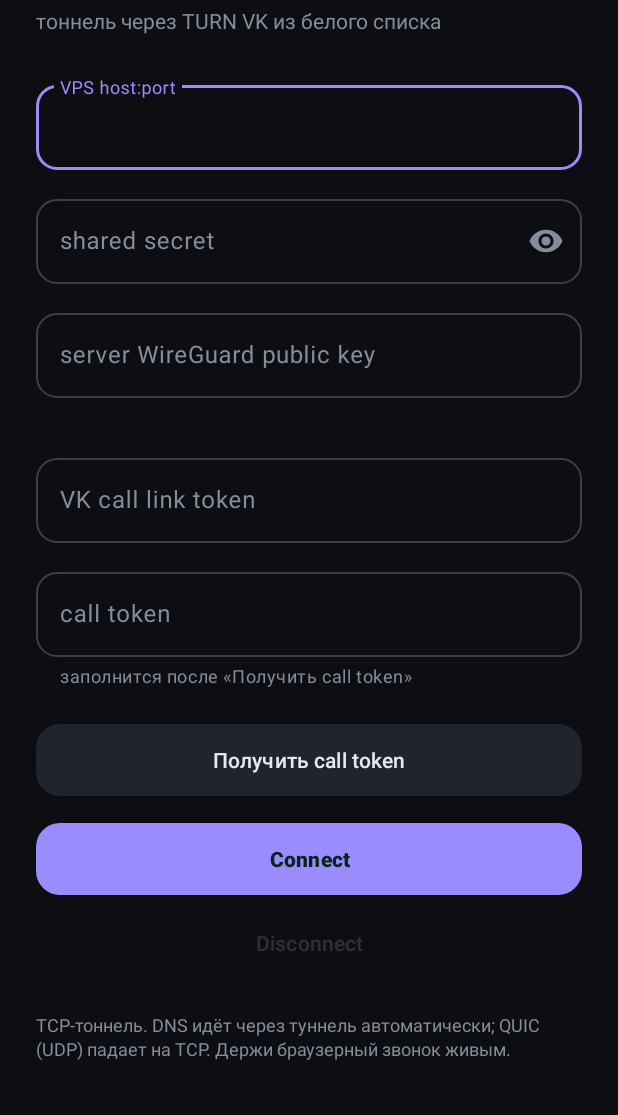
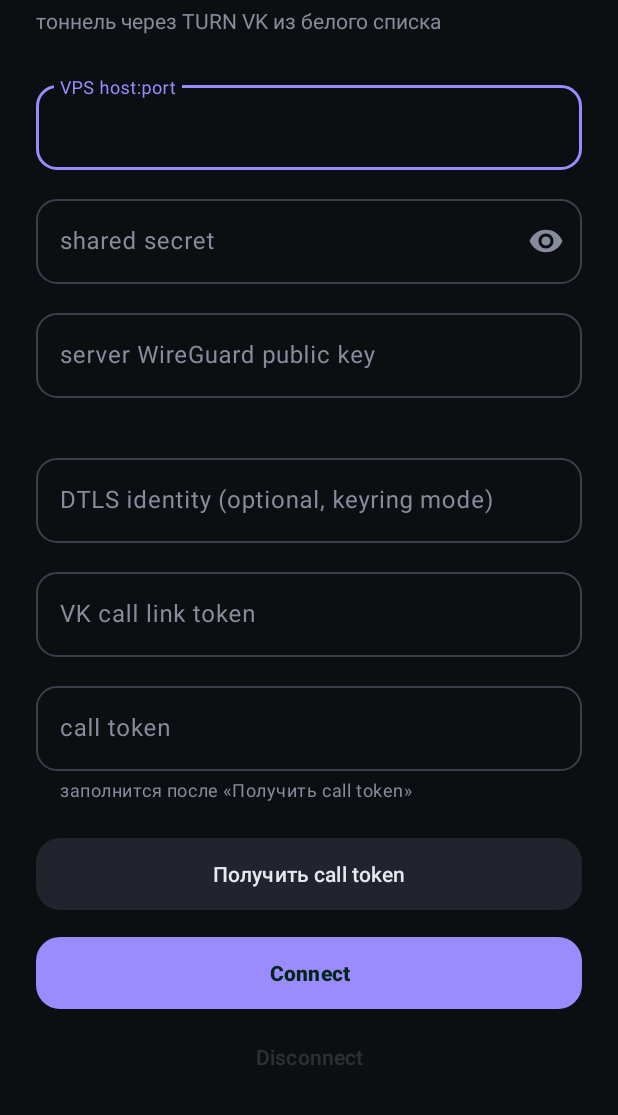
Before and after one commit to pristupaanastasia/turnvpn, an Android app: the screen it shows after launch (MainActivity), on a phone screen of 412 x 824 dp, the part 121-1236 px from its top. Run offline under Robolectric (Android 15) with nearby library versions, the phone set to English and light mode, and no system bars; libraries missing offline, so code that uses them is left out: com.turnvpn.turnvpn; 10 statements that could not run were skipped.

Commit message:
android: per-client DTLS identity (keyring mode)
mobile.Start now takes an identity, passed to carrier.Config.Identity (empty =
single-secret mode). The app gains an optional "DTLS identity" field; for a server
running a per-client keyring, each device presents its own identity. Builds (.aar +
APK); go build/test green.

Co-Authored-By: Claude Opus 4.8 <noreply@anthropic.com>

```diff
--- a/android/app/src/main/java/com/turnvpn/app/MainActivity.kt
+++ b/android/app/src/main/java/com/turnvpn/app/MainActivity.kt
@@ -28,6 +28,7 @@ class MainActivity : AppCompatActivity() {
     private lateinit var link: EditText
     private lateinit var token: EditText
     private lateinit var serverPub: EditText
+    private lateinit var identity: EditText
     private lateinit var devicePubkey: TextView
 
     private lateinit var connectBtn: MaterialButton
@@ -60,6 +61,7 @@ class MainActivity : AppCompatActivity() {
         link = findViewById(R.id.link)
         token = findViewById(R.id.token)
         serverPub = findViewById(R.id.server_pub)
+        identity = findViewById(R.id.identity)
         devicePubkey = findViewById(R.id.device_pubkey)
         connectBtn = findViewById(R.id.connect)
         disconnectBtn = findViewById(R.id.disconnect)
@@ -166,6 +168,7 @@ class MainActivity : AppCompatActivity() {
             .putExtra(TurnvpnService.EXTRA_WGKEY, prefs().getString("wgkey", ""))
             .putExtra(TurnvpnService.EXTRA_WGSERVERPUB, serverPub.text.toString().trim())
             .putExtra(TurnvpnService.EXTRA_WGADDR, TurnvpnService.DEFAULT_WGADDR)
+            .putExtra(TurnvpnService.EXTRA_IDENTITY, identity.text.toString().trim())
         startService(intent)
     }
 
@@ -193,6 +196,7 @@ class MainActivity : AppCompatActivity() {
         link.setText(p.getString("link", ""))
         token.setText(p.getString("token", ""))
         serverPub.setText(p.getString("server_pub", ""))
+        identity.setText(p.getString("identity", ""))
         devicePubkey.text = "ключ этого устройства (в peers сервера):\n" + p.getString("wgpub", "")
     }
 
@@ -203,6 +207,7 @@ class MainActivity : AppCompatActivity() {
             .putString("link", link.text.toString().trim())
             .putString("token", token.text.toString().trim())
             .putString("server_pub", serverPub.text.toString().trim())
+            .putString("identity", identity.text.toString().trim())
             .apply()
     }
 
--- a/android/app/src/main/java/com/turnvpn/app/TurnvpnService.kt
+++ b/android/app/src/main/java/com/turnvpn/app/TurnvpnService.kt
@@ -73,6 +73,7 @@ class TurnvpnService : VpnService() {
                 intent.getStringExtra(EXTRA_WGKEY) ?: "",
                 intent.getStringExtra(EXTRA_WGSERVERPUB) ?: "",
                 wgAddr,
+                intent.getStringExtra(EXTRA_IDENTITY) ?: "",
             )
             goFd = -1 // ownership handed to Go; the engine closes it on Stop()
             Log.i(TAG, "turnvpn started")
@@ -149,6 +150,7 @@ class TurnvpnService : VpnService() {
         const val EXTRA_WGKEY = "wgkey"
         const val EXTRA_WGSERVERPUB = "wgserverpub"
         const val EXTRA_WGADDR = "wgaddr"
+        const val EXTRA_IDENTITY = "identity"
         const val DEFAULT_APPKEY = "CGMMEJLGDIHBABABA"
         const val DEFAULT_WGADDR = "10.6.0.2"
     }
--- a/android/app/src/main/res/layout/activity_main.xml
+++ b/android/app/src/main/res/layout/activity_main.xml
@@ -104,6 +104,25 @@
             android:layout_width="match_parent"
             android:layout_height="wrap_content"
             android:layout_marginBottom="14dp"
+            android:hint="DTLS identity (optional, keyring mode)"
+            app:boxCornerRadiusTopStart="14dp"
+            app:boxCornerRadiusTopEnd="14dp"
+            app:boxCornerRadiusBottomStart="14dp"
+            app:boxCornerRadiusBottomEnd="14dp">
+
+            <com.google.android.material.textfield.TextInputEditText
+                android:id="@+id/identity"
+                android:layout_width="match_parent"
+                android:layout_height="wrap_content"
+                android:inputType="text"
+                android:maxLines="1" />
+        </com.google.android.material.textfield.TextInputLayout>
+
+        <com.google.android.material.textfield.TextInputLayout
+            style="@style/Widget.Material3.TextInputLayout.OutlinedBox"
+            android:layout_width="match_parent"
+            android:layout_height="wrap_content"
+            android:layout_marginBottom="14dp"
             android:hint="VK call link token"
             app:boxCornerRadiusTopStart="14dp"
             app:boxCornerRadiusTopEnd="14dp"
```
Also changed, not shown: 3 other files.
